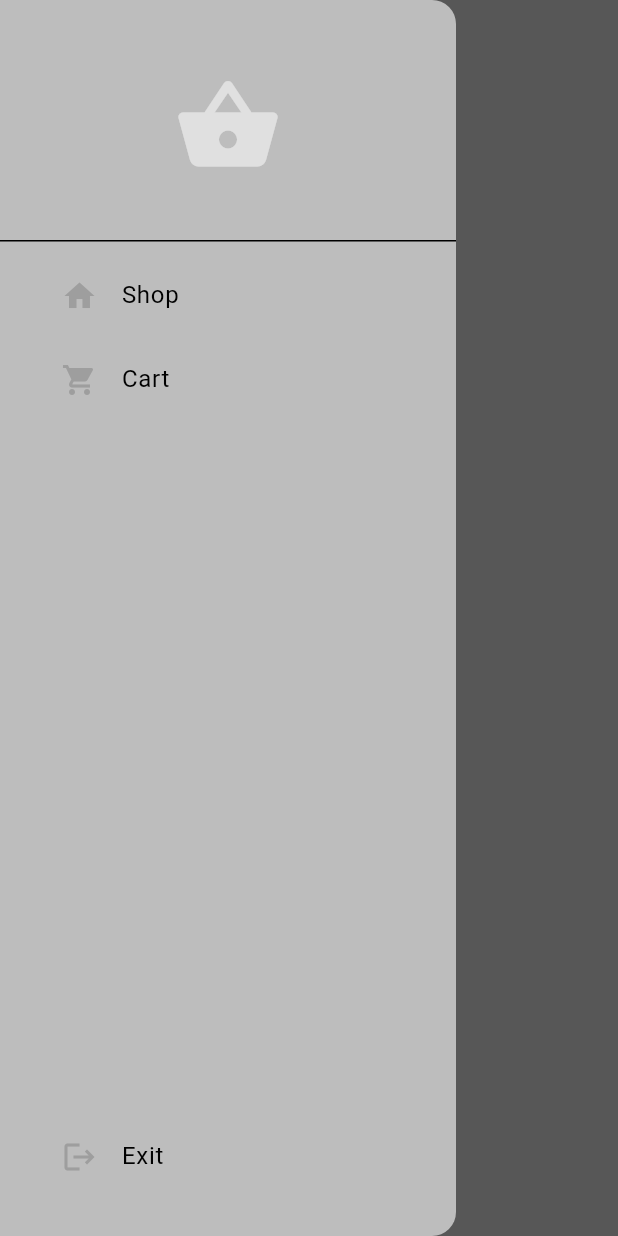
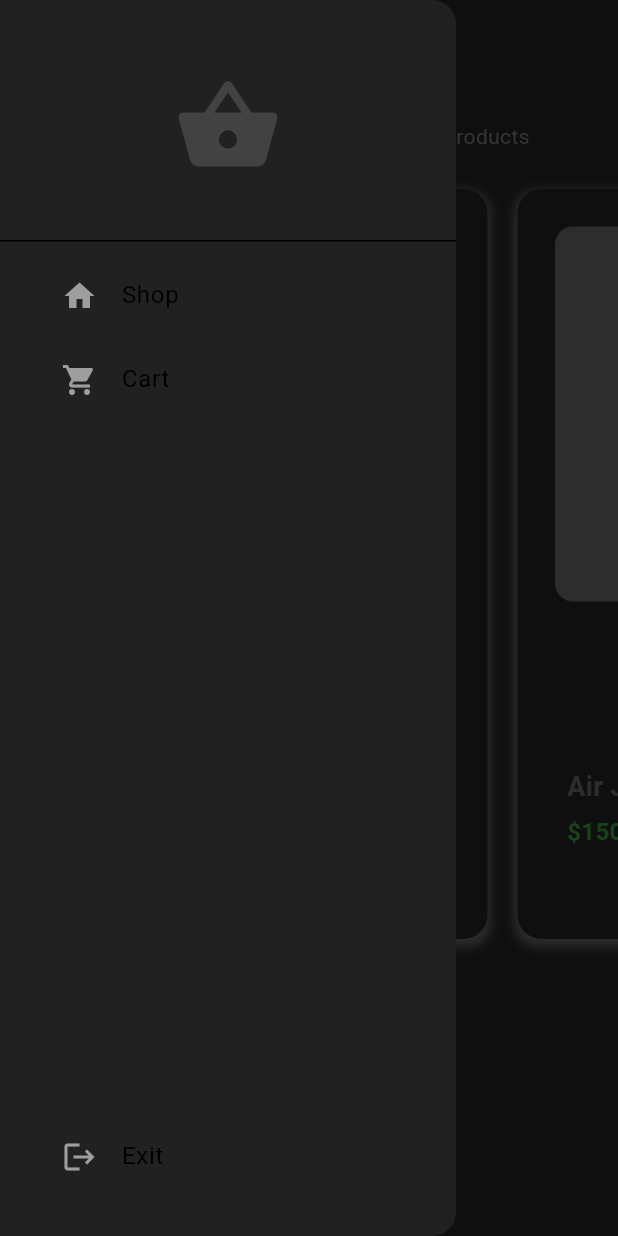
Before and after one commit to muhamad-hammad/flutter-practice, a Flutter app: the ShopPage screen opened by its route, with the side drawer open, on a phone screen of 412 x 824 dp. Run offline on Flutter 3.47's test engine with Material 3 defaults, Android fonts, the phone set to English and light mode, and no system bars.

Commit message:
updated themes, added shop tile, shop file, product tile

```diff
--- /dev/null
+++ b/flutter_ecommerceapp_wcart/lib/components/my_product_tile.dart
@@ -0,0 +1,148 @@
+import 'package:flutter/material.dart';
+import 'package:flutter_ecommerceapp_wcart/models/products.dart';
+import 'package:flutter_ecommerceapp_wcart/models/shop.dart';
+import 'package:provider/provider.dart';
+
+class MyProductTile extends StatelessWidget {
+  final Product product;
+
+  const MyProductTile({
+    super.key,
+    required this.product
+    });
+
+  //add to cart button pressed
+  void addToCart(BuildContext context){
+    //show a dialog box to ask user to configure to add to cart
+    showDialog(context: context, builder: (context) => AlertDialog(
+      content: Text("Add this item to your cart?"),
+      actions: [
+        //cancel button
+        MaterialButton(
+          onPressed: () =>Navigator.pop(context),
+          child: Text("Cancel"),
+        ),
+        // yes button
+        MaterialButton(
+          onPressed: () {
+            //pop dialog box
+            Navigator.pop(context);
+
+            // add to cart
+            context.read<Shop>().addToCart(product);
+          },
+          child: Text("Yes"),
+          ),
+      ],
+    ),
+    );
+  }
+
+  @override
+  Widget build(BuildContext context) {
+    return Container(
+
+      decoration: BoxDecoration(
+        color: Theme.of(context).colorScheme.surface,
+        borderRadius: BorderRadius.circular(16),
+        boxShadow: [
+          BoxShadow(
+            color: Colors.grey.withOpacity(0.5),
+            spreadRadius: 2,
+            blurRadius: 5,
+            offset: const Offset(0, 3),
+          ),
+        ],
+      ),
+      margin: const EdgeInsets.all(10),
+      padding: const EdgeInsets.all(25),
+      width: 300,
+
+      child: Column(
+        crossAxisAlignment: CrossAxisAlignment.start,
+        mainAxisAlignment: MainAxisAlignment.spaceBetween,
+        children: [
+          //product image
+          Column(
+            children: [
+              AspectRatio(
+                aspectRatio: 1,
+                child: Container(
+                  decoration: BoxDecoration(
+                    color: Theme.of(context).colorScheme.secondary,
+                    borderRadius: BorderRadius.circular(12),
+                  ),
+                  width: double.infinity,
+                  padding: const EdgeInsets.all(25),
+                  child: const Icon(
+                Icons.shopping_cart,
+              ),
+                ),
+              ),
+              const SizedBox(height: 10),
+              // Description
+              Padding(
+                padding: const EdgeInsets.symmetric(horizontal: 25.0),
+                child: Text(
+                  product.description,
+                  textAlign: TextAlign.center,
+                  style: TextStyle(
+                    color: Theme.of(context).colorScheme.primary,
+                    fontSize: 14,
+                  ),
+                ),
+              ),
+            ],
+          ),
+          const SizedBox(height: 10),
+          // Price + details
+          Padding(
+            padding: const EdgeInsets.symmetric(horizontal: 8.0),
+            child: Row(
+              mainAxisAlignment: MainAxisAlignment.spaceBetween,
+              children: [
+                Column(
+                  crossAxisAlignment: CrossAxisAlignment.start,
+                  children: [
+                    // product name
+                    Text(
+                      product.name,
+                      style: TextStyle(
+                        color: Theme.of(context).colorScheme.secondary,
+                        fontSize: 18,
+                        fontWeight: FontWeight.bold,
+                      ),
+                    ),
+                    const SizedBox(height: 5),
+                    // Price
+                    Text(
+                      '\$${product.price}',
+                      style: TextStyle(
+                        color: Colors.green[700],
+                        fontWeight: FontWeight.bold,
+                        fontSize: 16,
+                      ),
+                    ),
+                  ],
+                ),
+                // Button to add to cart
+                Container(
+                  decoration: BoxDecoration(
+                    color: Theme.of(context).colorScheme.secondary,
+                    borderRadius: BorderRadius.circular(12),
+                  ),
+                  child: IconButton(
+                    onPressed: () => addToCart(context),
+                    icon: const Icon(Icons.add),
+                  ),
+                )
+
+              ],
+            ),
+          ),
+          const SizedBox(height: 10),
+        ],
+      ),
+    );
+  }
+}
--- a/flutter_ecommerceapp_wcart/lib/main.dart
+++ b/flutter_ecommerceapp_wcart/lib/main.dart
@@ -1,11 +1,19 @@
 import 'package:flutter/material.dart';
+import 'package:flutter_ecommerceapp_wcart/models/shop.dart';
 import 'package:flutter_ecommerceapp_wcart/pages/cart_page.dart';
 import 'package:flutter_ecommerceapp_wcart/pages/intro_page.dart';
 import 'package:flutter_ecommerceapp_wcart/pages/shop_page.dart';
 import 'package:flutter_ecommerceapp_wcart/theme/theme.dart';
+import 'package:provider/provider.dart';
 
 void main() {
-  runApp(const MyApp());
+  runApp(
+    ChangeNotifierProvider(
+      create: (context) => Shop(),
+      child: const MyApp(),
+    ),
+
+  );
 }
 
 class MyApp extends StatelessWidget {
--- /dev/null
+++ b/flutter_ecommerceapp_wcart/lib/models/products.dart
@@ -0,0 +1,13 @@
+class Product {
+  final String name;
+  final double price;
+  final String description;
+  final String imagepath;
+
+  Product({
+    required this.name,
+    required this.price,
+    required this.description,
+    required this.imagepath,
+  });
+}
--- /dev/null
+++ b/flutter_ecommerceapp_wcart/lib/models/shop.dart
@@ -0,0 +1,63 @@
+import 'package:flutter/material.dart';
+import 'package:flutter_ecommerceapp_wcart/models/products.dart';
+
+class Shop extends ChangeNotifier {
+  // list of shoes for sale
+  List<Product> shop = [
+    Product(
+      name: 'Air Jordan 1',
+      price: 155.0,
+      description: ' Air Jordan 1 High Method of Make',
+      imagepath: 'lib/images/jordan1.jpeg',
+    ),
+    Product(
+      name: 'Air Jordan 2',
+      price: 150.0,
+      description: ' Air Jordan 2 Retro Low "Black/Varsity Red"',
+      imagepath: 'lib/images/jordan 2.jpeg',
+    ),
+    Product(
+      name: 'Air Jordan 3',
+      price: 120.0,
+      description: 'Jordan 3 Retro Hall of Fame',
+      imagepath: 'lib/images/jordan 3.jpg',
+    ),
+    Product(
+      name: 'Air Jordan 4',
+      price: 200.0,
+      description: ' Air Jordan 6 Retro Black and Red',
+      imagepath: 'lib/images/jordan 4.jpeg',
+    ),
+    Product(
+      name: 'Air Jordan 5',
+      price: 255.0,
+      description: ' Air jordan 5 featuring Black',
+      imagepath: 'lib/images/jordan 5.jpeg',
+    ),
+  ];
+
+  // list of shoes in cart
+  List<Product> userCart = [];
+
+  // get list of shoes for sale
+  List<Product> getShoeList() {
+    return shop;
+  }
+
+  // get list of items in cart
+  List<Product> getUserCart() {
+    return userCart;
+  }
+
+  // add items to cart
+  void addToCart(Product item) {
+    userCart.add(item);
+    notifyListeners();
+  }
+
+  // remove items from cart
+  void removeItemFromCart(Product item) {
+    userCart.remove(item);
+    notifyListeners();
+  }
+}
--- a/flutter_ecommerceapp_wcart/lib/pages/shop_page.dart
+++ b/flutter_ecommerceapp_wcart/lib/pages/shop_page.dart
@@ -1,20 +1,54 @@
 import 'package:flutter/material.dart';
 import 'package:flutter_ecommerceapp_wcart/components/my_drawer.dart';
+import 'package:flutter_ecommerceapp_wcart/components/my_product_tile.dart';
+import 'package:flutter_ecommerceapp_wcart/models/shop.dart';
+import 'package:provider/provider.dart';
 
 class ShopPage extends StatelessWidget {
   const ShopPage({super.key});
 
   @override
   Widget build(BuildContext context) {
+    // access products in the shop
+    final products = context.watch<Shop>().shop;
+
     return Scaffold(
-      appBar: AppBar(
-        backgroundColor: Colors.transparent,
-        elevation: 0,
-        foregroundColor: Theme.of(context).colorScheme.inversePrimary,
-        title: const Text("Shop Page")
-        ),
+        appBar: AppBar(
+            backgroundColor: Colors.transparent,
+            elevation: 0,
+            foregroundColor: Theme.of(context).colorScheme.inversePrimary,
+            title: const Text("Shop Page")),
         drawer: const MyDrawer(),
         backgroundColor: Theme.of(context).colorScheme.surface,
-    );
+        body: ListView(
+          children: [
+            const SizedBox(height: 25),
+
+            // shop subtitle
+            Center(
+                child: Text(
+              "Pick from a selected list of premium products",
+              style: TextStyle(
+                color: Theme.of(context).colorScheme.inversePrimary,
+              ),
+            )),
+
+            //product list
+            SizedBox(
+              height: 550,
+              child: ListView.builder(
+                  itemCount: products.length,
+                  scrollDirection: Axis.horizontal,
+                  padding: const EdgeInsets.all(15),
+                  itemBuilder: (context, index) {
+                    //get each individual product from shop
+                    final product = products[index];
+
+                    // return as a product tile UI
+                    return MyProductTile(product: product);
+                  }),
+            )
+          ],
+        ));
   }
 }
--- a/flutter_ecommerceapp_wcart/lib/theme/theme.dart
+++ b/flutter_ecommerceapp_wcart/lib/theme/theme.dart
@@ -3,10 +3,10 @@ import 'package:flutter/material.dart';
 ThemeData lightMode = ThemeData(
   brightness: Brightness.light,
   colorScheme: ColorScheme.light(
-    surface: Colors.grey.shade400,
-    primary:  Colors.grey.shade300,
-    secondary:  Colors.grey.shade200,
-    inversePrimary:  Colors.grey.shade500,
+    surface: Colors.grey.shade900,
+    primary:  Colors.grey.shade800,
+    secondary:  Colors.grey.shade700,
+    inversePrimary:  Colors.grey.shade600,
   )
 );
 
--- a/flutter_ecommerceapp_wcart/pubspec.yaml
+++ b/flutter_ecommerceapp_wcart/pubspec.yaml
@@ -35,7 +35,7 @@ dependencies:
   # The following adds the Cupertino Icons font to your application.
   # Use with the CupertinoIcons class for iOS style icons.
   cupertino_icons: ^1.0.6
-  provider:
+  provider: ^6.1.2
 
 dev_dependencies:
   flutter_test:
```
